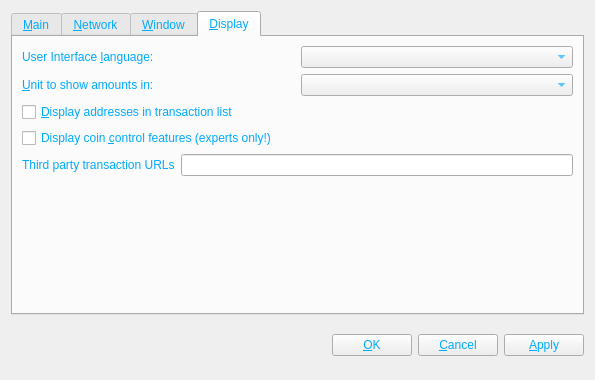
The window that src/qt/forms/optionsdialog.ui (FromHDDtoSSD/SorachanCoin-qt) describes before a commit, drawn with Qt 5.
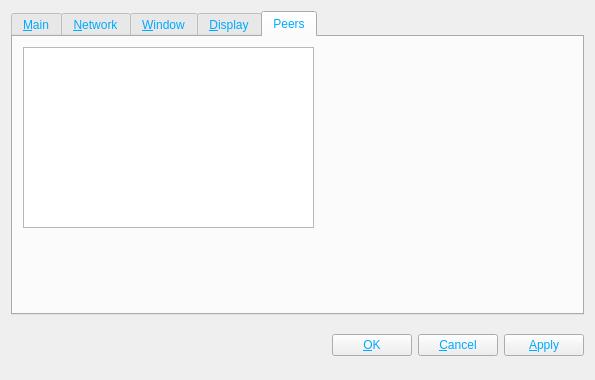
The same window after the commit. Icons and pictures are not drawn. Custom widgets are drawn as their Qt base class.

Commit message: SorachanCoin: implementing GUI Peers

The edit to the form file:
```diff
--- a/src/qt/forms/optionsdialog.ui
+++ b/src/qt/forms/optionsdialog.ui
@@ -24,7 +24,7 @@
       <enum>QTabWidget::North</enum>
      </property>
      <property name="currentIndex">
-      <number>3</number>
+      <number>4</number>
      </property>
      <widget class="QWidget" name="tabMain">
       <attribute name="title">
@@ -515,6 +515,21 @@
        </item>
       </layout>
      </widget>
+     <widget class="QWidget" name="tabPeers">
+      <attribute name="title">
+       <string>Peers</string>
+      </attribute>
+      <widget class="QListView" name="peersView">
+       <property name="geometry">
+        <rect>
+         <x>10</x>
+         <y>10</y>
+         <width>291</width>
+         <height>181</height>
+        </rect>
+       </property>
+      </widget>
+     </widget>
     </widget>
    </item>
    <item>
```
Left out of the diff: 3 changed lines with no effect on the pictures. The commit also changes 7 other files.
